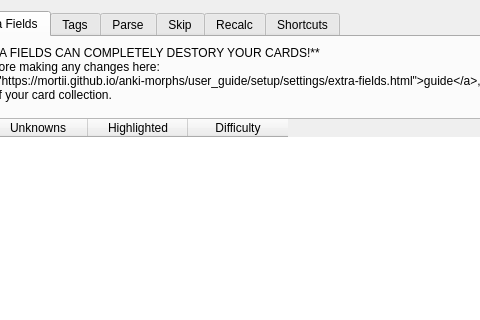
The window that ankimorphs/ui/settings_dialog.ui (mortii/anki-morphs) describes before a commit, drawn with Qt 5; both pictures show x 135 to 615 and y 0 to 320 of the 969 by 408 pixel window.
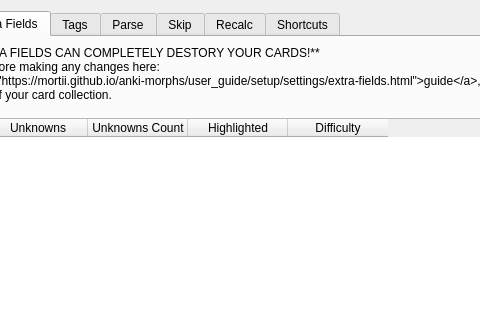
The same window after the commit. The open tabs and pages were chosen to show the change.

Commit message: added 'unknowns count' extra field option (#92)

```diff
--- a/ankimorphs/ui/settings_dialog.ui
+++ b/ankimorphs/ui/settings_dialog.ui
@@ -143,6 +143,11 @@
                <string>Unknowns</string>
               </property>
              </column>
+             <column>
+              <property name="text">
+               <string>Unknowns Count</string>
+              </property>
+             </column>
              <column>
               <property name="text">
                <string>Highlighted</string>
```
The commit also changes 11 other files.
